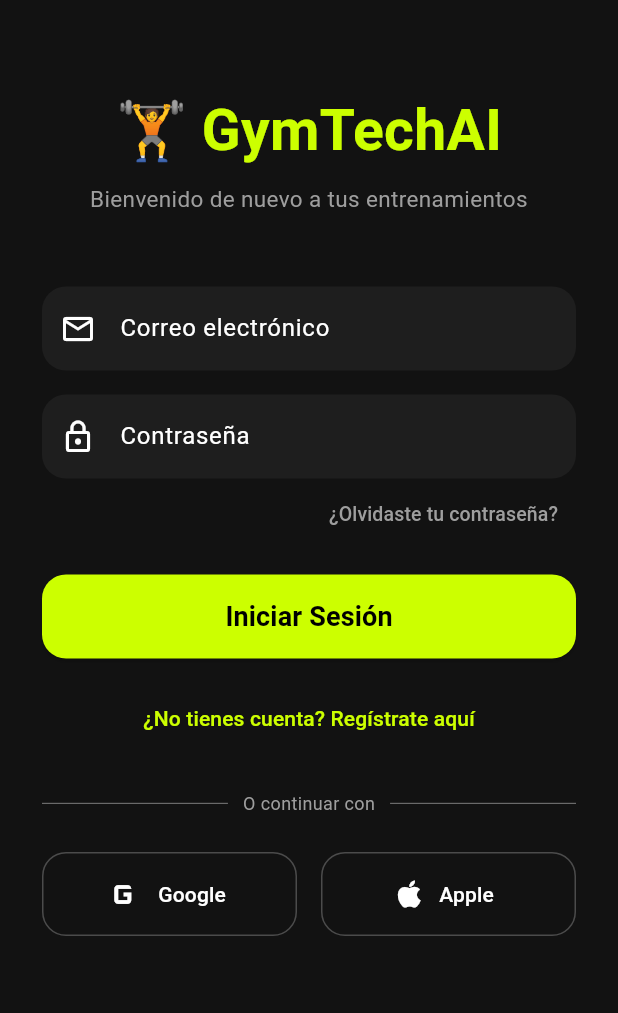
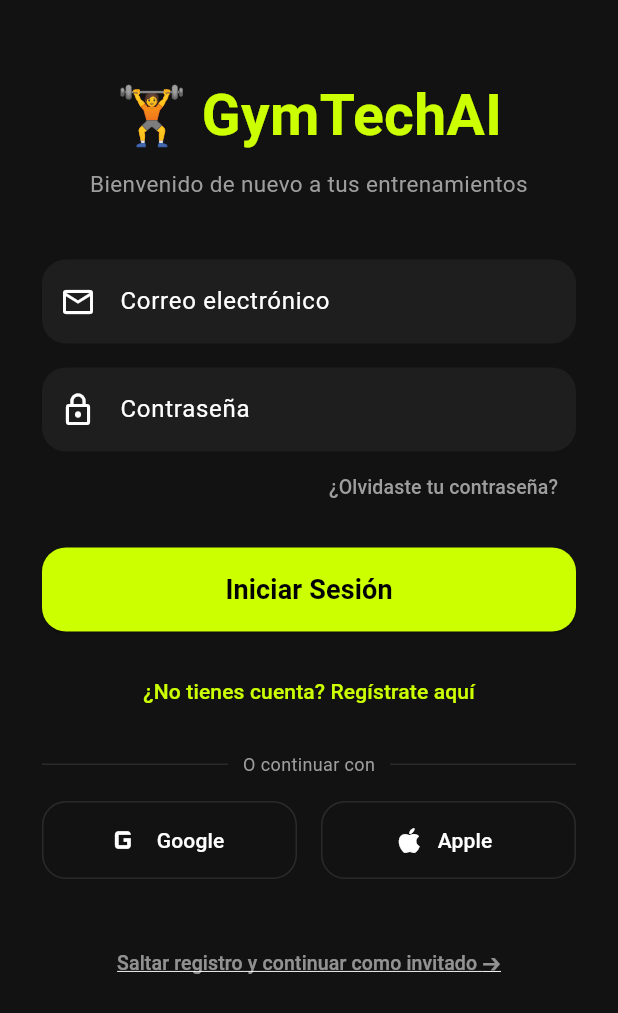
Before and after one commit to mategmdani25-maker/GymTechAI, a Flutter app: the screen it shows after launch, on a phone screen of 412 x 824 dp. Shown: the top 1013 px of the screen. Run offline on Flutter 3.47's test engine with Material 3 defaults, Android fonts, the phone set to English and light mode, and no system bars; our stand-ins replace shared_preferences.

Commit message:
Update auth_screen.dart

```diff
--- a/flutter_app/lib/screens/auth_screen.dart
+++ b/flutter_app/lib/screens/auth_screen.dart
@@ -1,5 +1,5 @@
 import 'package:flutter/material.dart';
-import 'questionnaire_screen.dart'; // Enlazado para el siguiente paso
+import 'questionnaire_screen.dart';
 
 class AuthScreen extends StatefulWidget {
   const AuthScreen({super.key});
@@ -20,8 +20,7 @@
           child: Column(
             crossAxisAlignment: CrossAxisAlignment.stretch,
             children: [
-              const SizedBox(height: 40),
-              // Logo de GymTechAI
+              const SizedBox(height: 30),
               const Text(
                 "🏋️ GymTechAI",
                 textAlign: TextAlign.center,
@@ -33,9 +32,8 @@
                 textAlign: TextAlign.center,
                 style: const TextStyle(fontSize: 15, color: Colors.grey),
               ),
-              const SizedBox(height: 48),
+              const SizedBox(height: 40),
 
-              // Campo de Correo Electrónico
               TextField(
                 decoration: InputDecoration(
                   labelText: 'Correo electrónico',
@@ -46,8 +44,6 @@
                 ),
               ),
               const SizedBox(height: 16),
-
-              // Campo de Contraseña
               TextField(
                 obscureText: true,
                 decoration: InputDecoration(
@@ -59,24 +55,17 @@
                 ),
               ),
 
-              // Botón de "¿Olvidaste tu contraseña?" (Solo visible si no es registro)
               if (!esRegistro)
                 Align(
                   alignment: Alignment.centerRight,
                   child: TextButton(
-                    onPressed: () {
-                      // Acción simulada para recuperar contraseña
-                    },
-                    child: const Text(
-                      "¿Olvidaste tu contraseña?",
-                      style: TextStyle(color: Colors.grey, fontSize: 13),
-                    ),
+                    onPressed: () {},
+                    child: const Text("¿Olvidaste tu contraseña?", style: TextStyle(color: Colors.grey, fontSize: 13)),
                   ),
                 ),
 
               SizedBox(height: esRegistro ? 32 : 16),
 
-              // Botón Principal
               SizedBox(
                 height: 56,
                 child: ElevatedButton(
@@ -86,81 +75,69 @@
                     shape: RoundedRectangleBorder(borderRadius: BorderRadius.circular(16)),
                   ),
                   onPressed: () {
-                    Navigator.push(
-                      context,
-                      MaterialPageRoute(builder: (context) => const QuestionnaireScreen()),
-                    );
+                    Navigator.push(context, MaterialPageRoute(builder: (context) => const QuestionnaireScreen()));
                   },
-                  child: Text(
-                    esRegistro ? "Registrarse" : "Iniciar Sesión",
-                    style: const TextStyle(fontSize: 18, fontWeight: FontWeight.bold),
-                  ),
+                  child: Text(esRegistro ? "Registrarse" : "Iniciar Sesión", style: const TextStyle(fontSize: 18, fontWeight: FontWeight.bold)),
                 ),
               ),
               const SizedBox(height: 16),
 
-              // Alternar entre Login y Registro
               TextButton(
-                onPressed: () {
-                  setState(() {
-                    esRegistro = !esRegistro;
-                  });
-                },
-                child: Text(
-                  esRegistro ? "¿Ya tienes cuenta? Inicia Sesión" : "¿No tienes cuenta? Regístrate aquí",
-                  style: const TextStyle(color: Color(0xFFCCFF00)),
-                ),
+                onPressed: () => setState(() => esRegistro = !esRegistro),
+                child: Text(esRegistro ? "¿Ya tienes cuenta? Inicia Sesión" : "¿No tienes cuenta? Regístrate aquí", style: const TextStyle(color: Color(0xFFCCFF00))),
               ),
-              const SizedBox(height: 24),
+              const SizedBox(height: 16),
 
-              // Divisor visual "O continuar con"
               const Row(
                 children: [
-                  Expanded(child: Divider(color: Colors.grey, thickness: 0.5)),
+                  Expanded(child: Divider(color: Colors.white10, thickness: 1)),
                   Padding(
                     padding: EdgeInsets.symmetric(horizontal: 10.0),
                     child: Text("O continuar con", style: TextStyle(color: Colors.grey, fontSize: 12)),
                   ),
-                  Expanded(child: Divider(color: Colors.grey, thickness: 0.5)),
+                  Expanded(child: Divider(color: Colors.white10, thickness: 1)),
                 ],
               ),
-              const SizedBox(height: 24),
+              const SizedBox(height: 16),
 
-              // Botones de Redes Sociales (Google y Apple)
               Row(
                 children: [
-                  // Botón Google
                   Expanded(
                     child: SizedBox(
-                      height: 56,
+                      height: 52,
                       child: OutlinedButton.icon(
-                        style: OutlinedButton.styleFrom(
-                          shape: RoundedRectangleBorder(borderRadius: BorderRadius.circular(16)),
-                          side: const BorderSide(color: Colors.white24),
-                        ),
-                        icon: const Icon(Icons.g_mobiledata, size: 30, color: Colors.white),
-                        label: const Text("Google", style: TextStyle(color: Colors.white)),
+                        style: OutlinedButton.styleFrom(shape: RoundedRectangleBorder(borderRadius: BorderRadius.circular(16)), side: const BorderSide(color: Colors.white10)),
+                        icon: const Icon(Icons.g_mobiledata, size: 28, color: Colors.white),
+                        label: const Text("Google", style: TextStyle(color: Colors.white, fontSize: 14)),
                         onPressed: () {},
                       ),
                     ),
                   ),
                   const SizedBox(width: 16),
-                  // Botón Apple
                   Expanded(
                     child: SizedBox(
-                      height: 56,
+                      height: 52,
                       child: OutlinedButton.icon(
-                        style: OutlinedButton.styleFrom(
-                          shape: RoundedRectangleBorder(borderRadius: BorderRadius.circular(16)),
-                          side: const BorderSide(color: Colors.white24),
-                        ),
-                        icon: const Icon(Icons.apple, size: 24, color: Colors.white),
-                        label: const Text("Apple", style: TextStyle(color: Colors.white)),
+                        style: OutlinedButton.styleFrom(shape: RoundedRectangleBorder(borderRadius: BorderRadius.circular(16)), side: const BorderSide(color: Colors.white10)),
+                        icon: const Icon(Icons.apple, size: 22, color: Colors.white),
+                        label: const Text("Apple", style: TextStyle(color: Colors.white, fontSize: 14)),
                         onPressed: () {},
                       ),
                     ),
                   ),
                 ],
+              ),
+              const SizedBox(height: 32),
+
+              // BOTÓN PARA CONTINUAR COMO INVITADO
+              TextButton(
+                onPressed: () {
+                  Navigator.push(context, MaterialPageRoute(builder: (context) => const QuestionnaireScreen()));
+                },
+                child: const Text(
+                  "Saltar registro y continuar como invitado ➔",
+                  style: TextStyle(color: Colors.white54, fontSize: 13, decoration: TextDecoration.underline),
+                ),
               ),
             ],
           ),
```
